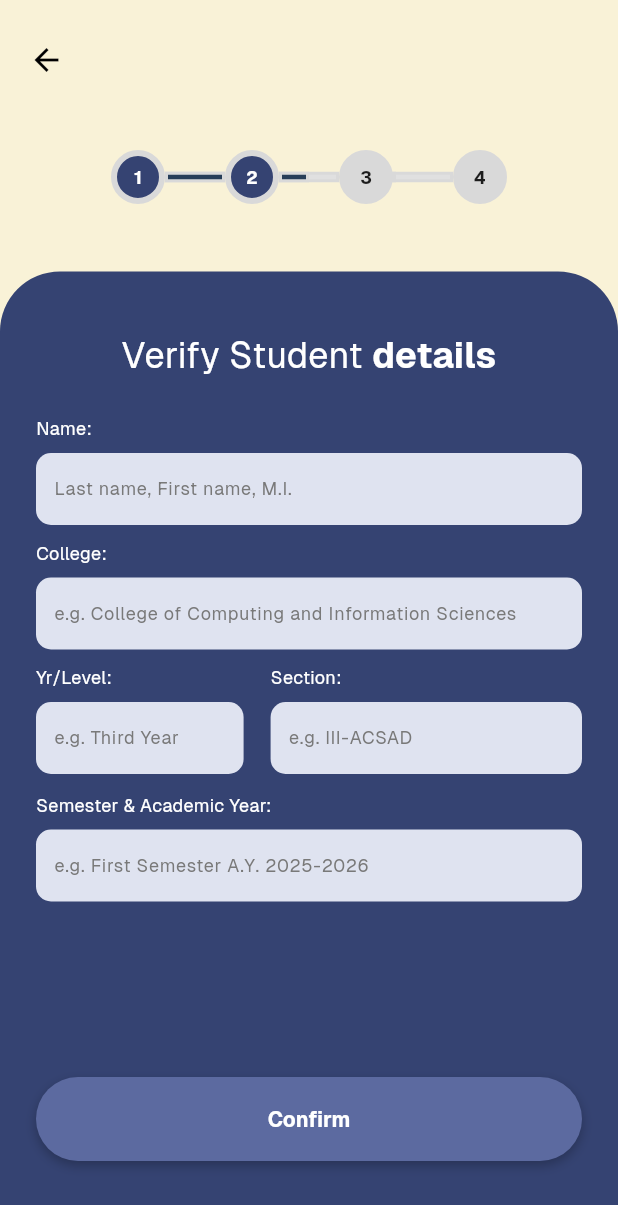
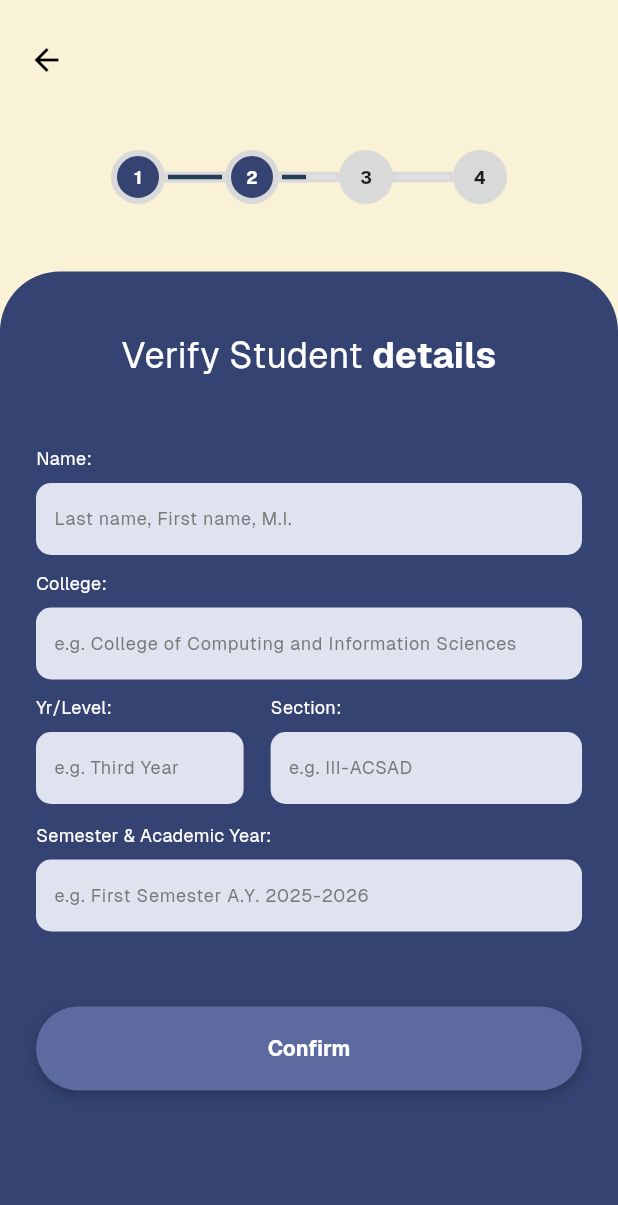
Before and after one commit to carlcawas/HeronsVote, a Flutter app: the RegistrationStep4 screen opened directly with empty values, on a phone screen of 412 x 824 dp. Shown: the top 1205 px of the screen. Run offline on Flutter 3.47's test engine with Material 3 defaults, Android fonts, the phone set to English and light mode, and no system bars; our stand-ins replace camera, cloud_firestore, file_picker, firebase_auth, firebase_core, flutter_native_splash and 5 more; missing offline and left inert: google_mlkit_face_mesh_detection, read_pdf_text; accounts and stored records are empty; project files that could hold a hidden picture were left out.

Commit message:
updated step2 (step4 sya dto)

```diff
--- a/lib/screens/registration_step4.dart
+++ b/lib/screens/registration_step4.dart
@@ -192,7 +192,11 @@ class _RegistrationStep4State extends State<RegistrationStep4>
 
             suffixIcon: isEmpty
                 ? Padding(
-                    padding: const EdgeInsets.only(right: 8, top: 12, bottom: 12,),
+                    padding: const EdgeInsets.only(
+                      right: 8,
+                      top: 12,
+                      bottom: 12,
+                    ),
                     child: SvgPicture.asset(
                       'assets/error.svg',
                       width: 20,
@@ -215,13 +219,14 @@ class _RegistrationStep4State extends State<RegistrationStep4>
   @override
   Widget build(BuildContext context) {
     return Scaffold(
-      resizeToAvoidBottomInset: false,
+      resizeToAvoidBottomInset: true,
       extendBody: true,
       backgroundColor: const Color(0xFFF9F2D7),
       appBar: AppBar(
         toolbarHeight: 80,
         backgroundColor: const Color(0xFFF9F2D7),
         elevation: 0,
+        scrolledUnderElevation: 0,
         leading: Hero(
           tag: 'appBarBackButton',
           child: Padding(
@@ -267,7 +272,6 @@ class _RegistrationStep4State extends State<RegistrationStep4>
                       left: 24,
                       right: 24,
                       top: 30,
-                      bottom: 50,
                     ),
                     child: FadeTransition(
                       opacity: _contentFade,
@@ -304,6 +308,35 @@ class _RegistrationStep4State extends State<RegistrationStep4>
                               ),
                             ),
                             const SizedBox(height: 24),
+
+                            Expanded(
+                              child: ShaderMask(
+                                shaderCallback: (Rect bounds) {
+                                  return LinearGradient(
+                                    begin: Alignment.topCenter,
+                                    end: Alignment.bottomCenter,
+                                    colors: const <Color>[
+                                      Colors
+                                          .transparent,
+                                      Colors.white,
+                                    ],
+                                    stops: const <double>[
+                                      0.0,
+                                      0.05,
+                                    ],
+                                  ).createShader(bounds);
+                                },
+                                blendMode: BlendMode.dstIn,
+                                child: SingleChildScrollView(
+                                  padding: const EdgeInsets.only(
+                                    top:
+                                        20,                                    bottom:
+                                        50,
+                                  ),
+                                  child: Column(
+                                    crossAxisAlignment:
+                                        CrossAxisAlignment.start,
+                                    children: [
                                       _buildStyledTextField(
                                         controller: _nameController,
                                         label: 'Name:',
@@ -311,7 +344,6 @@ class _RegistrationStep4State extends State<RegistrationStep4>
                                         isEmpty: _isNameEmpty,
                                       ),
                                       const SizedBox(height: 0),
-
                                       _buildStyledTextField(
                                         controller: _collegeController,
                                         label: 'College:',
@@ -319,11 +351,10 @@ class _RegistrationStep4State extends State<RegistrationStep4>
                                             'e.g. College of Computing and Information Sciences',
                                         isEmpty: _isCollegeEmpty,
                                       ),
-
                                       const SizedBox(height: 0),
-
                                       Row(
-                              crossAxisAlignment: CrossAxisAlignment.start,
+                                        crossAxisAlignment:
+                                            CrossAxisAlignment.start,
                                         children: [
                                           Expanded(
                                             flex: 2,
@@ -349,66 +380,90 @@ class _RegistrationStep4State extends State<RegistrationStep4>
                                           ),
                                         ],
                                       ),
-
                                       const SizedBox(height: 12),
-
                                       _buildStyledTextField(
                                         controller: _semesterController,
                                         label: 'Semester & Academic Year:',
-                              hintText: 'e.g. First Semester A.Y. 2025-2026',
+                                        hintText:
+                                            'e.g. First Semester A.Y. 2025-2026',
                                         isEmpty: _isSemesterEmpty,
                                       ),
 
-                            const Spacer(),
+                                      const SizedBox(
+                                        height: 40,
+                                      ),
                                       Center(
                                         child: AbsorbPointer(
                                           absorbing: !_isFormValid,
                                           child: AnimatedContainer(
-                                  duration: const Duration(milliseconds: 200),
+                                            duration: const Duration(
+                                              milliseconds: 200,
+                                            ),
                                             height: 56,
                                             decoration: BoxDecoration(
                                               color: const Color(0xFF5C6AA0),
-                                    borderRadius: BorderRadius.circular(40),
+                                              borderRadius:
+                                                  BorderRadius.circular(40),
                                               boxShadow: [
                                                 BoxShadow(
-                                        color: Colors.black.withOpacity(
-                                          _isFormValid ? 0.25 : 0.15,
+                                                  color: Colors.black
+                                                      .withOpacity(
+                                                        _isFormValid
+                                                            ? 0.25
+                                                            : 0.15,
                                                       ),
                                                   offset: const Offset(0, 3),
-                                        blurRadius: _isFormValid ? 6 : 3,
+                                                  blurRadius: _isFormValid
+                                                      ? 6
+                                                      : 3,
                                                 ),
                                               ],
                                             ),
                                             child: Material(
                                               color: Colors.transparent,
                                               child: InkWell(
-                                      borderRadius: BorderRadius.circular(40),
+                                                borderRadius:
+                                                    BorderRadius.circular(40),
                                                 onTap: () async {
                                                   _validateFields();
                                                   if (_isFormValid) {
-                                          await _updateDetails(context);
+                                                    await _updateDetails(
+                                                      context,
+                                                    );
                                                   }
                                                 },
                                                 child: SizedBox(
                                                   width: double.infinity,
                                                   child: Center(
-                                          child: AnimatedDefaultTextStyle(
-                                            duration: const Duration(
-                                              milliseconds: 200,
+                                                    child:
+                                                        AnimatedDefaultTextStyle(
+                                                          duration:
+                                                              const Duration(
+                                                                milliseconds:
+                                                                    200,
                                                               ),
                                                           style: TextStyle(
                                                             color: _isFormValid
                                                                 ? Colors.white
-                                                  : Colors.white60,
+                                                                : Colors
+                                                                      .white60,
                                                             fontSize: 14,
-                                              fontWeight: FontWeight.bold,
+                                                            fontWeight:
+                                                                FontWeight.bold,
                                                             fontFamily: 'Geist',
                                                           ),
-                                            child: const Text('Confirm'),
+                                                          child: const Text(
+                                                            'Confirm',
                                                           ),
                                                         ),
                                                   ),
                                                 ),
+                                              ),
+                                            ),
+                                          ),
+                                        ),
+                                      ),
+                                    ],
                                   ),
                                 ),
                               ),
```
Lines whose indentation alone changed are shown as unchanged.
